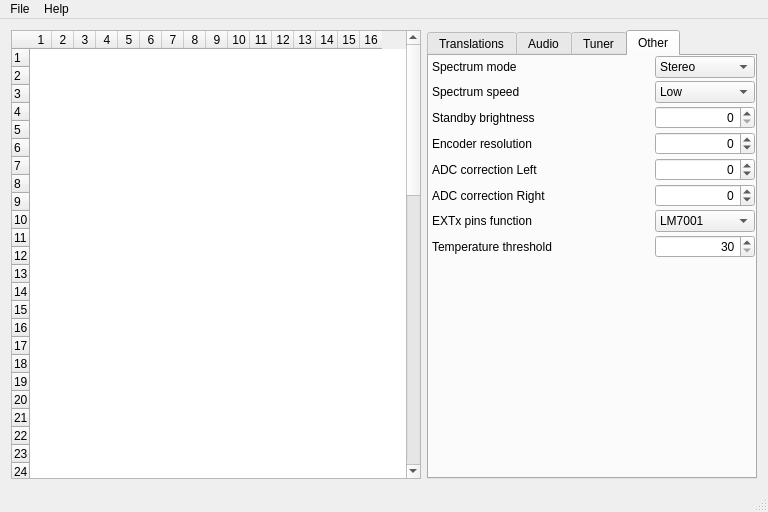
Above: editor/mainwindow.ui from WiseLord/ampcontrol before the change. Below: the same form after it.
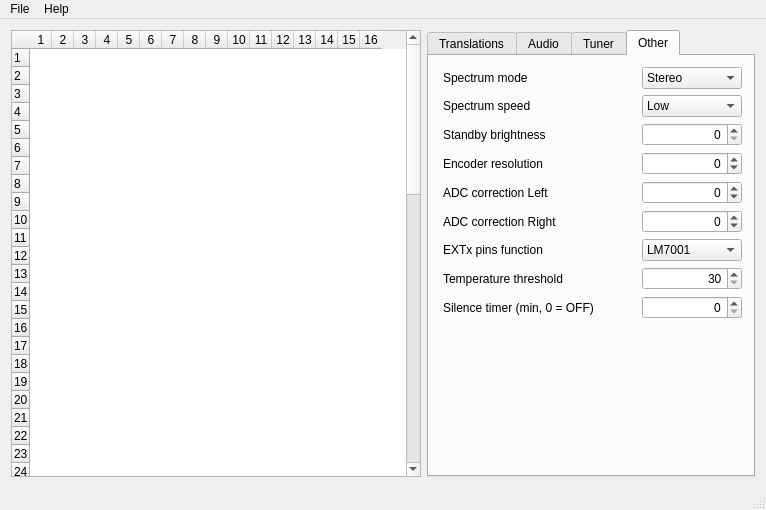
That is the form after the change. The open tabs and pages were chosen to show the change.

Commit message: Silence time set to 10 min and it can be adjusted.

```diff
--- a/editor/mainwindow.ui
+++ b/editor/mainwindow.ui
@@ -6,8 +6,8 @@
    <rect>
     <x>0</x>
     <y>0</y>
-    <width>768</width>
-    <height>512</height>
+    <width>766</width>
+    <height>510</height>
    </rect>
   </property>
   <property name="windowTitle">
@@ -1761,21 +1761,6 @@
         <string>Other</string>
        </attribute>
        <layout class="QVBoxLayout" name="verticalLayout_5">
-        <property name="spacing">
-         <number>3</number>
-        </property>
-        <property name="leftMargin">
-         <number>0</number>
-        </property>
-        <property name="topMargin">
-         <number>0</number>
-        </property>
-        <property name="rightMargin">
-         <number>0</number>
-        </property>
-        <property name="bottomMargin">
-         <number>0</number>
-        </property>
         <item>
          <widget class="QWidget" name="wgtSpmode" native="true">
           <layout class="QHBoxLayout" name="horizontalLayout_23" stretch="1,0">
@@ -2162,6 +2147,53 @@
           </layout>
          </widget>
         </item>
+        <item>
+         <widget class="QWidget" name="wgtSilence" native="true">
+          <layout class="QHBoxLayout" name="horizontalLayout_30" stretch="1,0">
+           <property name="spacing">
+            <number>0</number>
+           </property>
+           <property name="leftMargin">
+            <number>3</number>
+           </property>
+           <property name="topMargin">
+            <number>0</number>
+           </property>
+           <property name="rightMargin">
+            <number>0</number>
+           </property>
+           <property name="bottomMargin">
+            <number>0</number>
+           </property>
+           <item>
+            <widget class="QLabel" name="lblSilence">
+             <property name="text">
+              <string>Silence timer (min, 0 = OFF)</string>
+             </property>
+            </widget>
+           </item>
+           <item>
+            <widget class="QSpinBox" name="sbxSilence">
+             <property name="minimumSize">
+              <size>
+               <width>100</width>
+               <height>0</height>
+              </size>
+             </property>
+             <property name="alignment">
+              <set>Qt::AlignRight|Qt::AlignTrailing|Qt::AlignVCenter</set>
+             </property>
+             <property name="minimum">
+              <number>0</number>
+             </property>
+             <property name="maximum">
+              <number>255</number>
+             </property>
+            </widget>
+           </item>
+          </layout>
+         </widget>
+        </item>
         <item>
          <spacer name="vspOther">
           <property name="orientation">
@@ -2188,7 +2220,7 @@
     <rect>
      <x>0</x>
      <y>0</y>
-     <width>768</width>
+     <width>766</width>
      <height>22</height>
     </rect>
    </property>
```
Left out of the diff: 49 changed lines with no effect on the pictures. The commit also changes 13 other files.
